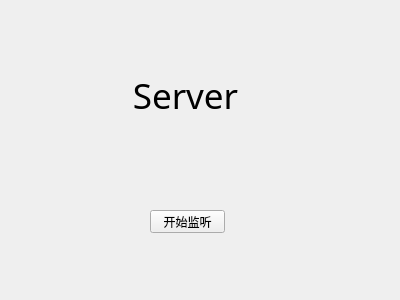
Before: the Qt Designer form chatServer/widget.ui in XeonL/xChat, drawn with Qt 5.
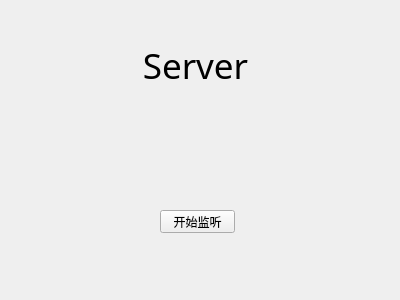
After: the same form once the commit is applied.

```diff
--- a/chatServer/widget.ui
+++ b/chatServer/widget.ui
@@ -16,8 +16,8 @@
   <widget class="QLabel" name="label">
    <property name="geometry">
     <rect>
-     <x>80</x>
-     <y>50</y>
+     <x>90</x>
+     <y>20</y>
      <width>211</width>
      <height>91</height>
     </rect>
@@ -38,7 +38,7 @@
   <widget class="QPushButton" name="listenButton">
    <property name="geometry">
     <rect>
-     <x>150</x>
+     <x>160</x>
      <y>210</y>
      <width>75</width>
      <height>23</height>
```
